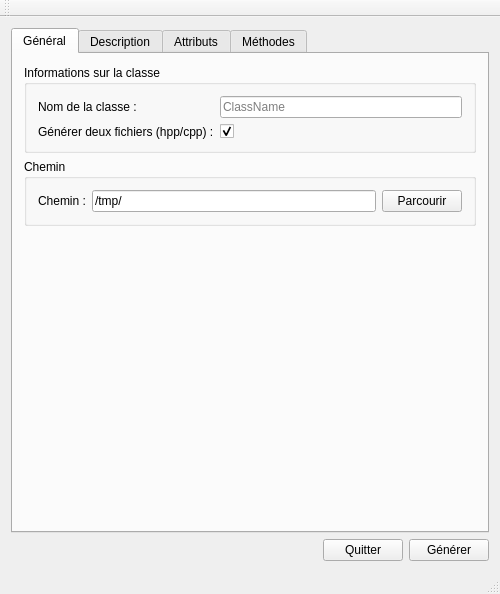
First picture: the form in metacc/ui/mainwindow.ui, repository rovalette/metacc, before the edit.
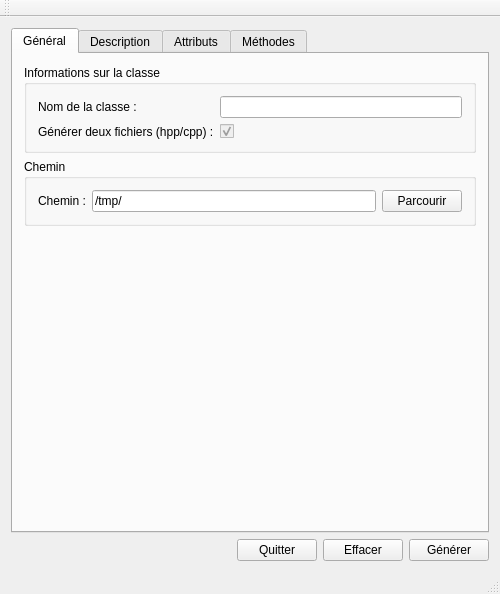
Second picture: the form after the edit. The open tabs and pages were chosen to show the change. Icons and pictures are not drawn.

The edit to the form file:
```diff
--- a/metacc/ui/mainwindow.ui
+++ b/metacc/ui/mainwindow.ui
@@ -43,12 +43,15 @@
              <item row="0" column="1">
               <widget class="QLineEdit" name="lineEdit_ClassName">
                <property name="placeholderText">
-                <string>ClassName</string>
+                <string/>
                </property>
               </widget>
              </item>
              <item row="2" column="1">
               <widget class="QCheckBox" name="checkBox_TwoFiles">
+               <property name="enabled">
+                <bool>false</bool>
+               </property>
                <property name="text">
                 <string/>
                </property>
@@ -389,6 +392,17 @@
         </property>
        </widget>
       </item>
+      <item>
+       <widget class="QPushButton" name="pushButton_Erase">
+        <property name="text">
+         <string>Effacer</string>
+        </property>
+        <property name="icon">
+         <iconset resource="../resources/resources.qrc">
+          <normaloff>:/images/images/init.png</normaloff>:/images/images/init.png</iconset>
+        </property>
+       </widget>
+      </item>
       <item>
        <widget class="QPushButton" name="pushButton_OK">
         <property name="text">
```
Left out of the diff: 2 changed lines with no effect on the pictures.
